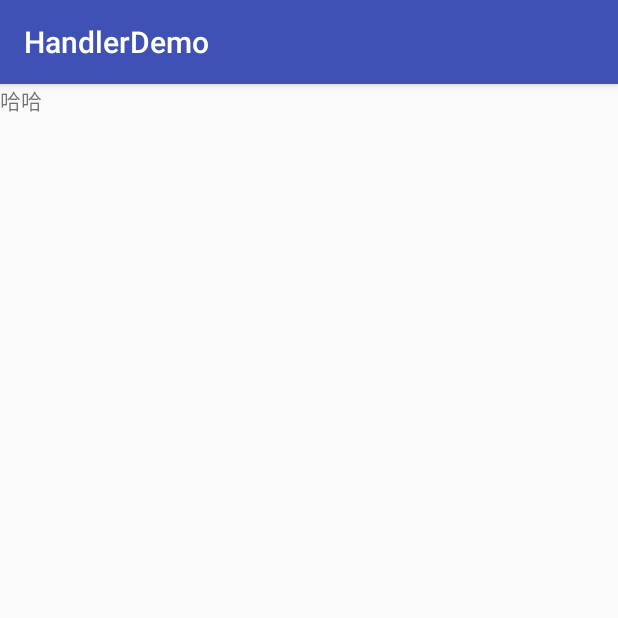
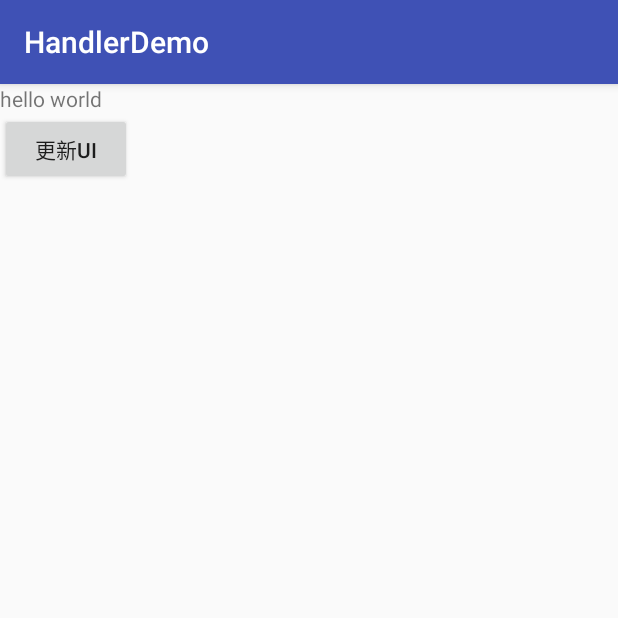
Before and after one commit to zhaoxiaowen-sven/HandlerDemo, an Android app: the screen it shows after launch (MainActivity), on a phone screen of 412 x 824 dp, the top half of it. Run offline under Robolectric (Android 15) with nearby library versions, the phone set to English and light mode, and no system bars.

Commit message:
handler 4

```diff
--- a/app/src/main/java/com/sven/handlerdemo/MainActivity.java
+++ b/app/src/main/java/com/sven/handlerdemo/MainActivity.java
@@ -10,7 +10,7 @@ import android.widget.TextView;
 
 public class MainActivity extends AppCompatActivity {
 
-    private static final String TAG = "HandleDemo";
+    private static final String TAG = "HandlerDemo";
     private TextView tv;
 
     private Handler handler1;
@@ -22,7 +22,9 @@ public class MainActivity extends AppCompatActivity {
     protected void onCreate(Bundle savedInstanceState) {
         super.onCreate(savedInstanceState);
         setContentView(R.layout.activity_main);
+
         tv = (TextView) findViewById(R.id.tv);
+
         handler1 = new Handler(new Handler.Callback() {
             @Override
             public boolean handleMessage(Message msg) {
@@ -45,9 +47,19 @@ public class MainActivity extends AppCompatActivity {
                 }
             }
         };
+    }
 
+    private void wait3seconds() {
+        try {
+            Thread.sleep(10*1000);
+        } catch (InterruptedException e) {
+            e.printStackTrace();
+        }
+    }
 
-       new Thread(new Runnable() {
+    public void onclick(View v){
+//        switch (v)
+        new Thread(new Runnable() {
             @Override
             public void run() {
 //                Looper.prepare();
@@ -55,7 +67,7 @@ public class MainActivity extends AppCompatActivity {
 //                Message msg = Message.obtain();
 //                wait3seconds();
 
-                handler1.sendEmptyMessage(0);
+//                handler1.sendEmptyMessage(0);
 //                handler1.post(new Runnable() {
 //                    @Override
 //                    public void run() {
@@ -64,14 +76,15 @@ public class MainActivity extends AppCompatActivity {
 //                    }
 //                });
 //                Log.i(TAG,"1111");
-//                boolean b =
-//                        tv.post(new Runnable() {
-//                    @Override
-//                    public void run() {
-//                        Log.i(TAG,"2222");
-//                        tv.setText("嘿嘿");
-//                    }
-//                });
+                boolean b =
+                        tv.post(new Runnable() {
+                            @Override
+                            public void run() {
+                                Log.i(TAG,"2222");
+                                wait3seconds();
+                                tv.setText("嘿嘿");
+                            }
+                        });
 //                Log.i(TAG, "b = "+b);
 //                MainActivity.this.runOnUiThread(new Runnable() {
 //                    @Override
@@ -83,16 +96,4 @@ public class MainActivity extends AppCompatActivity {
             }
         }).start();
     }
-
-    private void wait3seconds() {
-        try {
-            Thread.sleep(3000);
-        } catch (InterruptedException e) {
-            e.printStackTrace();
-        }
-    }
-
-    public void onclick(View v){
-//        switch (v)
-    }
 }
--- a/app/src/main/res/layout/activity_main.xml
+++ b/app/src/main/res/layout/activity_main.xml
@@ -9,9 +9,12 @@
 
 <TextView
     android:id="@+id/tv"
-    android:onClick="onclick"
     android:text="hello world"
     android:layout_width="match_parent"
     android:layout_height="wrap_content" />
-
+<Button
+    android:onClick="onclick"
+    android:text="更新UI"
+    android:layout_width="wrap_content"
+    android:layout_height="wrap_content" />
 </LinearLayout>
```
